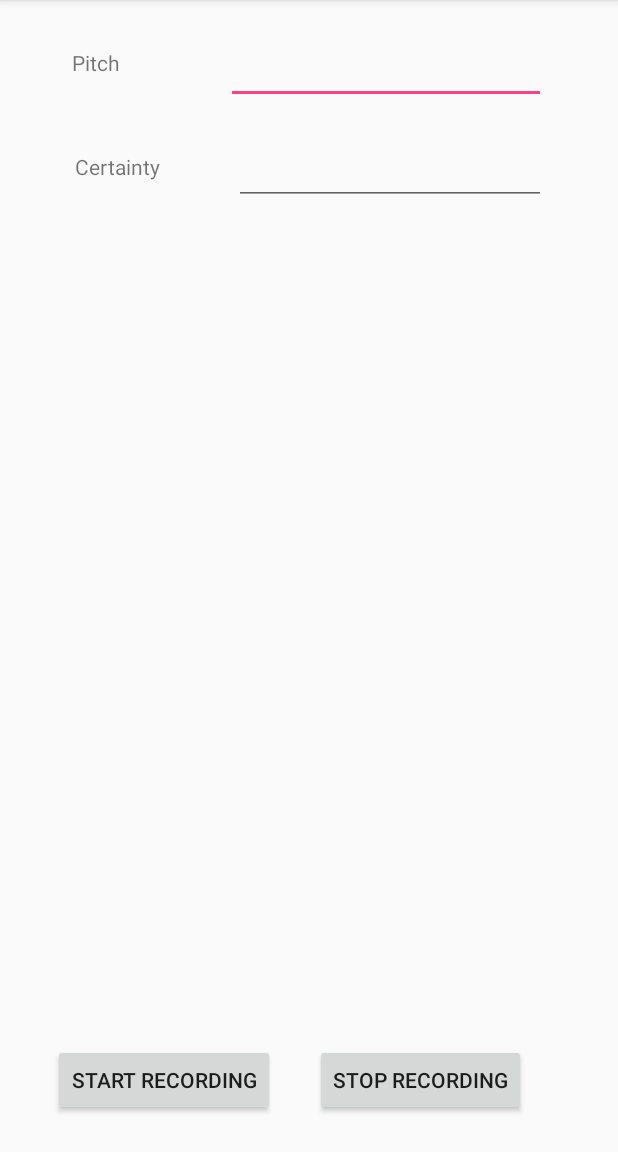
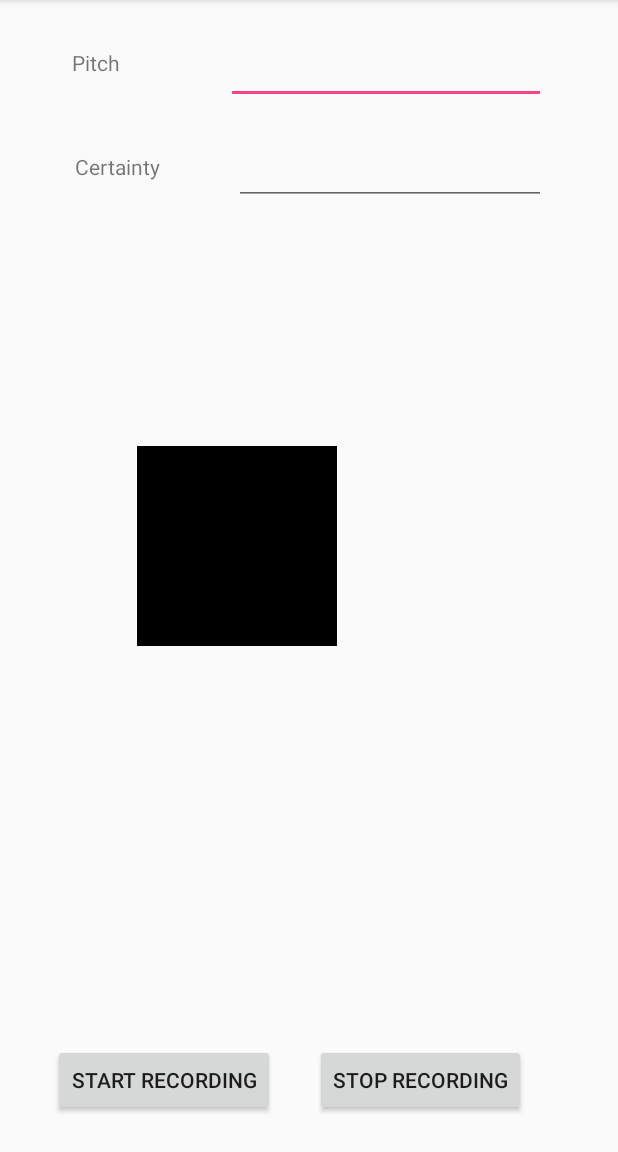
Before and after one commit to torebre/MicrophoneInput, an Android app: the screen it shows after launch (MainActivity), on a phone screen of 412 x 824 dp, the part 84-1236 px from its top. Run offline under Robolectric (Android 15) with nearby library versions, the light colour scheme and no system bars; 3 statements that could not run were skipped.

Commit message:
Starting work on adding a colour wheel

```diff
--- /dev/null
+++ b/app/src/main/java/com/kjipo/microphoneinput/ColourWheel.kt
@@ -0,0 +1,30 @@
+package com.kjipo.microphoneinput
+
+import android.content.Context
+import android.graphics.Bitmap
+import android.graphics.Canvas
+import android.util.AttributeSet
+import android.view.View
+
+class ColourWheel(context: Context?, attributeSet: AttributeSet?) : View(context, attributeSet) {
+    val bitmap = Bitmap.createBitmap(200, 200, Bitmap.Config.RGB_565, true)
+
+
+    init {
+
+        val pixels = IntArray(500, {
+            801919
+        })
+
+        bitmap.setPixels(pixels, 0, 0, 0, 0, 0, 0)
+    }
+
+    override fun onDraw(canvas: Canvas?) {
+        super.onDraw(canvas)
+
+        canvas?.drawBitmap(bitmap, 0.0.toFloat(), 0.0.toFloat(), null)
+
+    }
+
+
+}
--- a/app/src/main/res/layout/activity_main.xml
+++ b/app/src/main/res/layout/activity_main.xml
@@ -89,6 +89,23 @@
             android:inputType="none"
             app:layout_constraintEnd_toEndOf="parent"
             app:layout_constraintTop_toBottomOf="@+id/txtPitch" />
+
+        <com.kjipo.microphoneinput.ColourWheel
+            android:id="@+id/viewColourWheel"
+            android:layout_width="247dp"
+            android:layout_height="209dp"
+            android:layout_marginStart="8dp"
+            android:layout_marginTop="8dp"
+            android:layout_marginEnd="8dp"
+            android:layout_marginBottom="188dp"
+            android:background="#00288019"
+            android:visibility="visible"
+            app:layout_constraintBottom_toTopOf="@+id/btnStart"
+            app:layout_constraintEnd_toEndOf="parent"
+            app:layout_constraintHorizontal_bias="0.56"
+            app:layout_constraintStart_toStartOf="parent"
+            app:layout_constraintTop_toBottomOf="@+id/txtCertainty"
+            app:layout_constraintVertical_bias="0.991" />
     </android.support.constraint.ConstraintLayout>
 
 </android.support.constraint.ConstraintLayout>
```
